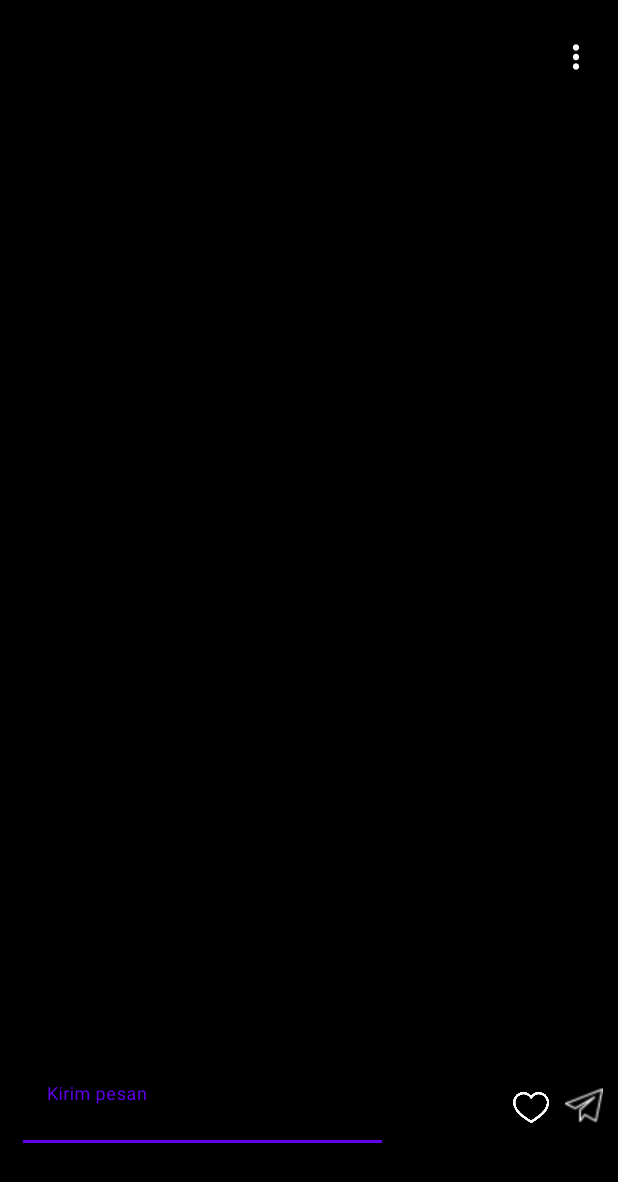
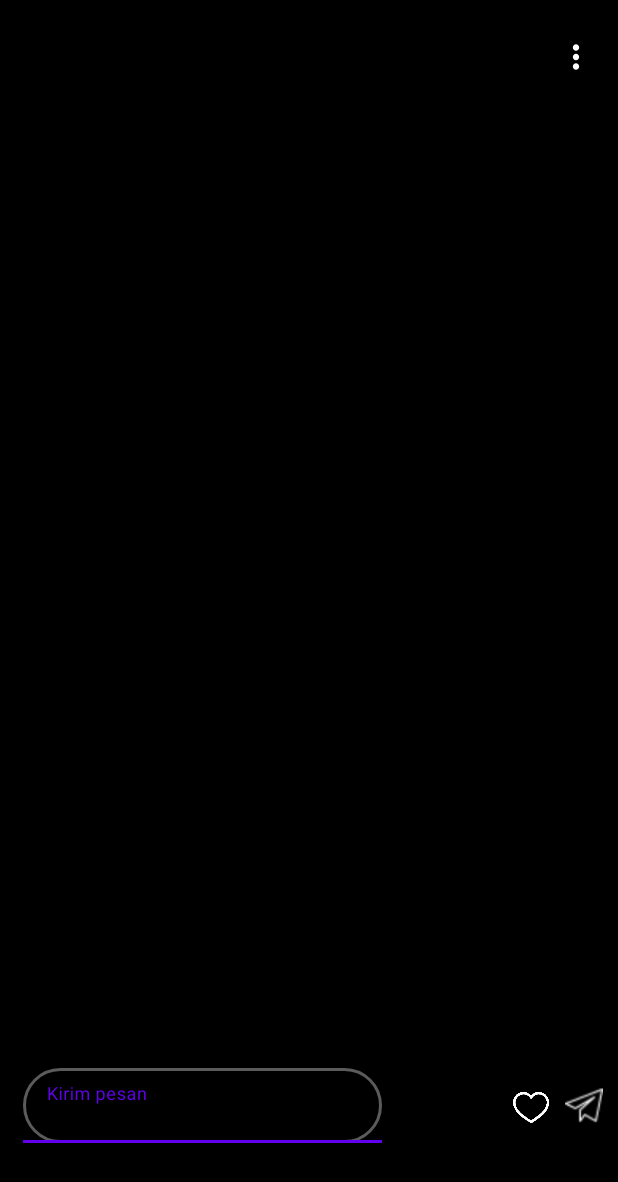
Before and after one commit to hole14/MyInstagramProject, an Android app: the DeskripsiStatus screen opened directly, with no data from a screen before it, on a phone screen of 412 x 824 dp. Shown: the top 1182 px of the screen. Run offline under Robolectric (Android 15) with nearby library versions, the phone set to English and light mode, and no system bars; our stand-ins replace CircleImageView.

Commit message:
Mengubah warna pada edit_text.xml

```diff
--- a/app/src/main/res/drawable/edit_text.xml
+++ b/app/src/main/res/drawable/edit_text.xml
@@ -1,4 +1,6 @@
 <?xml version="1.0" encoding="utf-8"?>
-<selector xmlns:android="http://schemas.android.com/apk/res/android">
-
-</selector>
+<shape xmlns:android="http://schemas.android.com/apk/res/android" android:shape="rectangle">
+    <stroke android:width="2dp" android:color="#5B5B5B"/>
+    <corners android:radius="70dp"/>
+    <solid android:color="@android:color/transparent"/>
+</shape>
```
